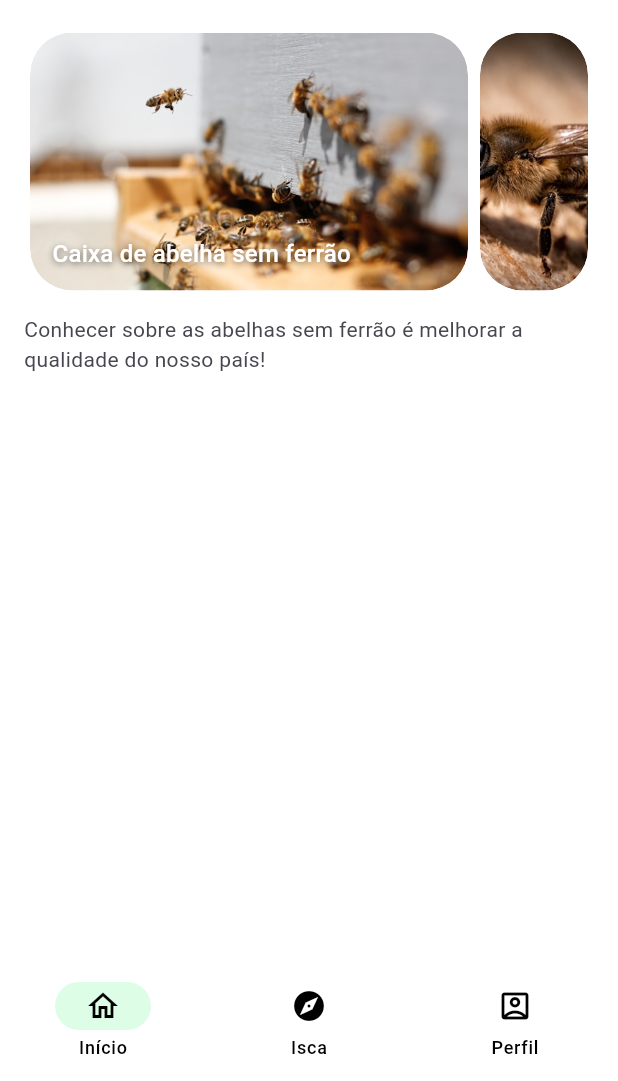
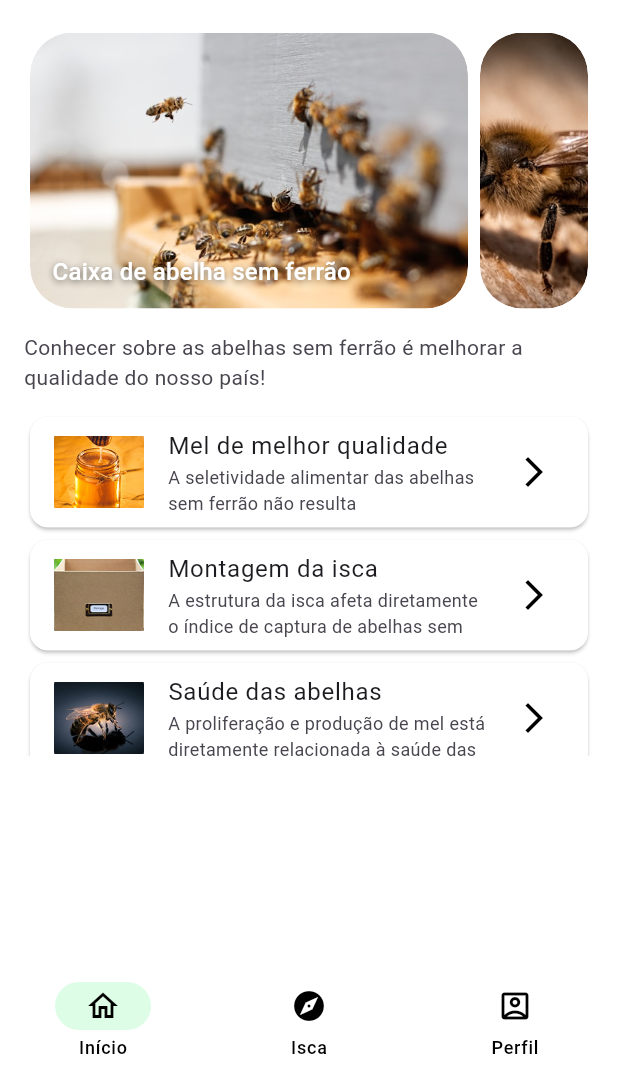
Before and after one commit to EmilenyRochaLeal/beeSense, a Flutter app: the screen it shows after launch, in the side drawer, after a tap on the "account circle" icon, on a phone screen of 412 x 824 dp, the part 155-1236 px from its top. Run offline on Flutter 3.47's test engine with Material 3 defaults, Android fonts, the phone set to English and light mode, and no system bars; our stand-ins replace device_preview.

Commit message:
feat: informativo_card and json

```diff
--- /dev/null
+++ b/assets/json/information.json
@@ -0,0 +1,23 @@
+[
+    {
+        "image": "assets/images/melImage.jpg",
+        "title": "Mel de melhor qualidade",
+        "description": "A seletividade alimentar das abelhas sem ferrão não resulta necessariamente em um mel 'mais puro', mas sim em um mel com características sensoriais e de composição singulares e muito valorizadas, que variam de acordo com as fontes de néctar que elas escolhem",
+        "data": "07/09/2025",
+        "time": "15:45"
+    },
+    {
+        "image": "assets/images/caixaImage.jpg",
+        "title": "Montagem da isca",
+        "description": "A estrutura da isca afeta diretamente o índice de captura de abelhas sem ferrão. As abelhas escoteiras procuram locais que simulem o máximo possível um oco natural de árvore, e as características físicas da isca (tamanho, isolamento térmico, proteção contra luz e umidade, e tipo de entrada) são cruciais para atraí-las. ",
+        "data": "22/08/2025",
+        "time": "12:12"
+    },
+    {
+        "image": "assets/images/abelhaImage.jpg",
+        "title": "Saúde das abelhas",
+        "description": "A proliferação e produção de mel está diretamente relacionada à saúde das colônias. Fatores como a disponibilidade de recursos florais, condições ambientais, manejo adequado e ausência de doenças ou parasitas são essenciais para garantir o bem-estar das abelhas sem ferrão e a qualidade do mel produzido.",
+        "data": "17/08/2025",
+        "time": "23:51"
+    }
+]
--- /dev/null
+++ b/lib/model/information_card_model.dart
@@ -0,0 +1,47 @@
+import 'dart:convert';
+import 'package:flutter/services.dart' show rootBundle;
+
+class Information {
+  final String imagePath;
+  final String title;
+  final String description;
+  final String data;
+  final String time;
+
+  Information({
+    required this.imagePath,
+    required this.title,
+    required this.description,
+    required this.data,
+    required this.time,
+  });
+
+  Future<String> loadAsset() async {
+    return await rootBundle.loadString('assets/json/information.json');
+  }
+
+  Map<String, dynamic> toMap() {
+    return {
+      'image': imagePath,
+      'title': title,
+      'description': description,
+      'data': data,
+      'time': time,
+    };
+  }
+
+  factory Information.fromMap(Map<String, dynamic> map) {
+    return Information(
+      imagePath: map['image'] ?? '',
+      title: map['title'] ?? '',
+      description: map['description'] ?? '',
+      data: map['data'] ?? '',
+      time: map['time'] ?? '',
+    );
+  }
+
+  String toJson() => json.encode(toMap());
+
+  factory Information.fromJson(String source) =>
+      Information.fromMap(json.decode(source));
+}
--- a/lib/views/home/home_content.dart
+++ b/lib/views/home/home_content.dart
@@ -1,24 +1,35 @@
 import 'package:flutter/material.dart';
 import '../widget/carousel_view.dart';
+import '../widget/information_card.dart';
 
 class HomeContent extends StatelessWidget {
   const HomeContent({super.key});
 
   @override
   Widget build(BuildContext context) {
+    final mediaQuery = MediaQuery.of(context);
+    final heightBody = mediaQuery.size.height - kToolbarHeight - mediaQuery.padding.top;
+
     return Padding(
       padding: const EdgeInsets.all(16),
       child: Column(
-          crossAxisAlignment: CrossAxisAlignment.start,
-          children: [
+        crossAxisAlignment: CrossAxisAlignment.start,
+        children: [
           const Text.rich(
             TextSpan(
               text: 'Bem vindo à',
-              style: TextStyle(fontWeight: FontWeight.w700, color: Colors.black, fontSize: 22),
+              style: TextStyle(
+                fontWeight: FontWeight.w700,
+                color: Colors.black,
+                fontSize: 22,
+              ),
               children: <TextSpan>[
                 TextSpan(
                   text: ' BeeSense',
-                  style: TextStyle(fontWeight: FontWeight.w700, color: Color(0xFF06D6A0)),
+                  style: TextStyle(
+                    fontWeight: FontWeight.w700,
+                    color: Color(0xFF06D6A0),
+                  ),
                 ),
                 TextSpan(
                   text: '!',
@@ -29,16 +40,22 @@ class HomeContent extends StatelessWidget {
           ),
           SizedBox(height: 18),
           SizedBox(
-            height: 180,
-            child: const Carrossel(),
+            // width: MediaQuery.of(context).size.width * .9,
+            height: heightBody * .25,
+            child: const Carrossel()
+            ),
+          SizedBox(height: 12),
+          const Text(
+            'Conhecer sobre as abelhas sem ferrão é melhorar a qualidade do nosso país!',
+            style: TextStyle(fontSize: 14),
           ),
           SizedBox(height: 12),
-          const Text(
-              'Conhecer sobre as abelhas sem ferrão é melhorar a qualidade do nosso país!',
-              style: TextStyle(fontSize: 14),
+          SizedBox(
+            height: heightBody * .3,
+            child: const InformationCard()
             ),
-          ]
-        )
+        ],
+      ),
     );
   }
 }
--- a/lib/views/isca/isca.dart
+++ b/lib/views/isca/isca.dart
@@ -6,14 +6,14 @@ class Isca extends StatelessWidget {
   @override
   Widget build(BuildContext context) {
     return Scaffold(
-      // appBar: AppBar(
-      //   title: Text('Isca'),
-      //   centerTitle: true,
-      //   backgroundColor: Colors.white,
-      //   actions: [
-      //     IconButton(onPressed: () {}, icon: Icon(Icons.account_circle)),
-      //   ],
-      // ),
+      appBar: AppBar(
+        title: Text('Isca'),
+        centerTitle: true,
+        backgroundColor: Colors.white,
+        actions: [
+          IconButton(onPressed: () {}, icon: Icon(Icons.account_circle)),
+        ],
+      ),
       body: Center(
         child: Text('Página de Isca'),
       ),
--- /dev/null
+++ b/lib/views/widget/information_card.dart
@@ -0,0 +1,75 @@
+import 'dart:convert';
+
+import 'package:flutter/material.dart';
+import 'package:flutter/services.dart';
+import '../../model/information_card_model.dart';
+
+class InformationCard extends StatefulWidget {
+  const InformationCard({super.key});
+
+  @override
+  State<InformationCard> createState() => _InformationCardState();
+}
+
+class _InformationCardState extends State<InformationCard> {
+  var informations = <Information>[];
+
+  @override
+  void initState() {
+    super.initState();
+    _loadInformations();
+  }
+
+  Future<void> _loadInformations() async {
+    final informativoJson = await rootBundle.loadString(
+      'assets/json/information.json',
+    );
+    await Future.delayed(Duration(seconds: 2));
+    setState(() {
+      var infoMap = json.decode(informativoJson);
+      informations = infoMap
+          .map<Information>((i) => Information.fromMap(i))
+          .toList();
+    });
+  }
+
+  @override
+  Widget build(BuildContext context) {
+    return Scaffold(
+      body: ListView.builder(
+        itemCount: informations.length,
+        itemBuilder: (context, index) {
+          var info = informations[index];
+          print('image path: ${info.imagePath}');
+          return Card(
+            child: ListTile(
+              leading: Image(
+                image: AssetImage(info.imagePath),
+                width: 60,
+                height: 60,
+                fit: BoxFit.cover,
+              ),
+              title: Text(
+                info.title,
+                maxLines: 2,
+                style: TextStyle(fontSize: 16,  fontWeight: FontWeight.w400, color: Color(0xFF1D1B20)),
+                ),
+              subtitle: Text(
+                info.description,
+                maxLines: 2,
+                style: TextStyle(fontSize: 12, fontWeight: FontWeight.w400, color: Color(0xFF49454F)),
+                ),
+              // isThreeLine: true,
+              dense: true,
+              trailing: Icon(
+                Icons.arrow_forward_ios,
+                // onTap: () {
+                // }
+                ),
+            ),
+          );
+        },
+      ),
+    );
+  }
+}
--- a/pubspec.yaml
+++ b/pubspec.yaml
@@ -63,6 +63,7 @@ flutter:
   assets:
     - assets/
     - assets/images/
+    - assets/json/information.json
     # - images/a_dot_burr.jpeg
     # - images/a_dot_ham.jpeg
 
```
Also changed, not shown: assets/images/abelhaImage.jpg (added), assets/images/caixaImage.jpg (added), assets/images/melImage.jpg (added).
